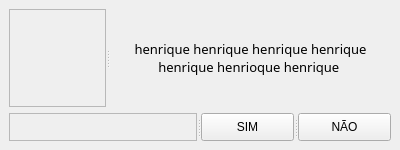
Old version of the form layout/DialogCondicional.ui in the repository Sidehenrique/SIS-Sicoob.
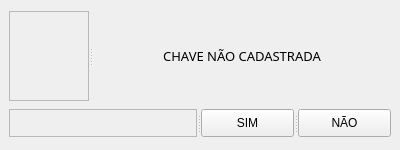
New version of the form. Icons and pictures are not drawn.

```diff
--- a/layout/DialogCondicional.ui
+++ b/layout/DialogCondicional.ui
@@ -45,6 +45,12 @@
          <height>60</height>
         </size>
        </property>
+       <property name="maximumSize">
+        <size>
+         <width>80</width>
+         <height>90</height>
+        </size>
+       </property>
        <property name="styleSheet">
         <string notr="true">background-image: url(:/dialog/estoque/Alert.png);
 background-position:center;
@@ -71,7 +77,7 @@
         </font>
        </property>
        <property name="text">
-        <string>henrique henrique henrique henrique henrique henrioque henrique </string>
+        <string>CHAVE NÃO CADASTRADA</string>
        </property>
        <property name="scaledContents">
         <bool>false</bool>
```
